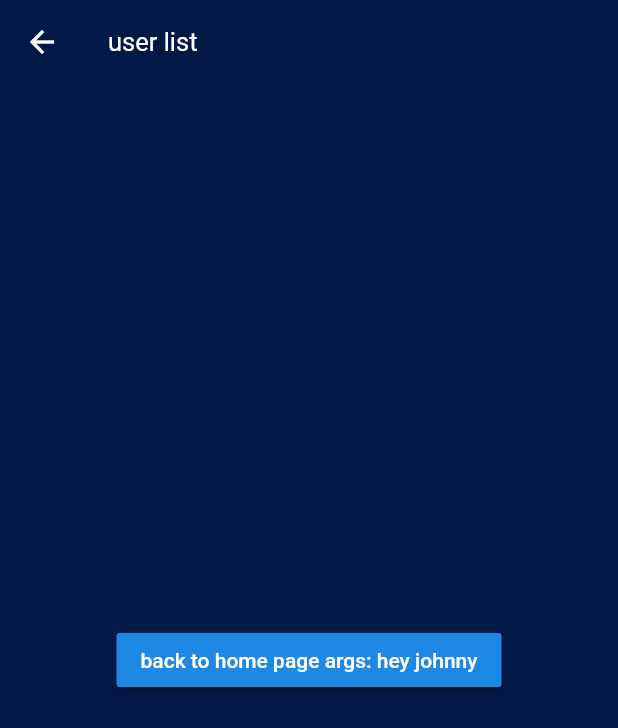
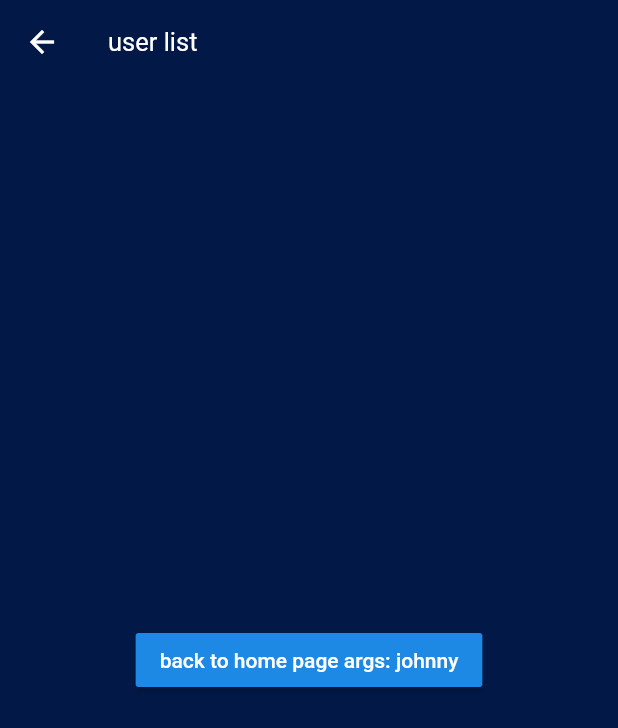
Before and after one commit to JohnnyLuv/flutter-app-easy-demo, a Flutter app: the screen it shows after launch, after a tap on "充币", on a phone screen of 412 x 824 dp. Shown: the top 728 px of the screen. Run offline on Flutter 3.47's test engine with Material 2 defaults, Android fonts, the phone set to English and light mode, and no system bars; our stand-ins replace flutter_swiper, fluttertoast, qr_flutter; missing offline and left inert: barcode_scan.

Commit message:
抽离路由

```diff
--- a/lib/main.dart
+++ b/lib/main.dart
@@ -1,13 +1,5 @@
 import 'package:flutter/material.dart';
-import 'package:my_app/views/demo/screenToImg.dart';
-import 'package:my_app/views/invite.dart';
-import 'package:my_app/views/user/setPayPwd.dart';
-import 'package:my_app/views/user/signIn.dart';
-import 'package:my_app/views/user/signUp.dart';
-import 'package:my_app/views/user/resetPwd.dart';
-import 'package:my_app/views/layout.dart';
-import 'package:my_app/views/demo/qrCode.dart';
-import 'package:my_app/views/userList.dart';
+import 'package:my_app/routes/routes.dart';
 
 void main() => runApp(MyApp());
 
@@ -28,18 +20,7 @@ class MyApp extends StatelessWidget {
         ),
       ),
       initialRoute: '/index',
-      routes: {
-        '/signIn': (context) => SignIn(), // 登录
-        '/signUp': (context) => SignUp(), // 注册
-        '/resetPwd': (context) => ResetPwd(), // 重置密码
-        '/index': (context) => Layout(), // 首页
-        '/setPayPwd': (context) => SetPayPwd(), // 设置支付密码
-        '/invite': (context) => Invite(), // 邀请好友
-        '/userList': (context) => UserList(), // 用户列表
-
-        '/qrCode': (context) => QRCode(), // 测试扫码组件
-        '/screenToImg': (context) => ScreenToImg(), // 测试截屏
-      },
+      onGenerateRoute: onGenerateRoute,
     );
   }
 }
--- /dev/null
+++ b/lib/routes/routes.dart
@@ -0,0 +1,37 @@
+import 'package:flutter/material.dart';
+import 'package:my_app/views/demo/qrCode.dart';
+import 'package:my_app/views/demo/screenToImg.dart';
+import 'package:my_app/views/invite.dart';
+import 'package:my_app/views/layout.dart';
+import 'package:my_app/views/user/resetPwd.dart';
+import 'package:my_app/views/user/setPayPwd.dart';
+import 'package:my_app/views/user/signIn.dart';
+import 'package:my_app/views/user/signUp.dart';
+import 'package:my_app/views/userList.dart';
+
+final routes = {
+  '/signIn': (context) => SignIn(), // 登录
+  '/signUp': (context) => SignUp(), // 注册
+  '/resetPwd': (context) => ResetPwd(), // 重置密码
+  '/index': (context) => Layout(), // 首页
+  '/setPayPwd': (context) => SetPayPwd(), // 设置支付密码
+  '/invite': (context) => Invite(), // 邀请好友
+
+  '/userList': (context,{arguments}) => UserList(arguments:arguments), // 用户列表
+  '/qrCode': (context) => QRCode(), // 测试扫码组件
+  '/screenToImg': (context) => ScreenToImg(), // 测试截屏
+};
+
+var onGenerateRoute = (RouteSettings settings) {
+  final String name = settings.name;
+  final Function pageContentBuilder = routes[name];
+  if (pageContentBuilder != null) {
+    if (settings.arguments != null) {
+      final Route route = MaterialPageRoute(builder: (context) => pageContentBuilder(context, arguments: settings.arguments));
+      return route;
+    } else {
+      final Route route = MaterialPageRoute(builder: (context) => pageContentBuilder(context));
+      return route;
+    }
+  }
+};
--- a/lib/views/home.dart
+++ b/lib/views/home.dart
@@ -105,7 +105,10 @@ class _HomeState extends State<Home> {
                       ),
                       onTap: () {
                         print('充币拉');
-                        Navigator.pushNamed(context, '/userList', arguments: 'hey johnny');
+                        Navigator.pushNamed(context, '/userList', arguments: {
+                          'name': 'johnny',
+                          'age': '18',
+                        });
                       },
                     ),
                     GestureDetector(
--- a/lib/views/userList.dart
+++ b/lib/views/userList.dart
@@ -1,18 +1,21 @@
 import 'package:flutter/material.dart';
 
 class UserList extends StatelessWidget {
+  final Map arguments;
+  UserList({this.arguments});
+
   @override
   Widget build(BuildContext context) {
-    var args = ModalRoute.of(context).settings.arguments;
-
     return Scaffold(
       appBar: AppBar(title: Text('user list')),
       body: Center(
         child: RaisedButton(
-          child: Text('back to home page args: $args'),
+          child: Text("back to home page args: ${arguments['name']}"),
           onPressed: () {
+            print(arguments['name']);
+            print(arguments['age']);
             // Navigator.pushNamed(context, "/");
-            Navigator.pop(context);
+            // Navigator.pop(context);
           },
         ),
       ),
```
